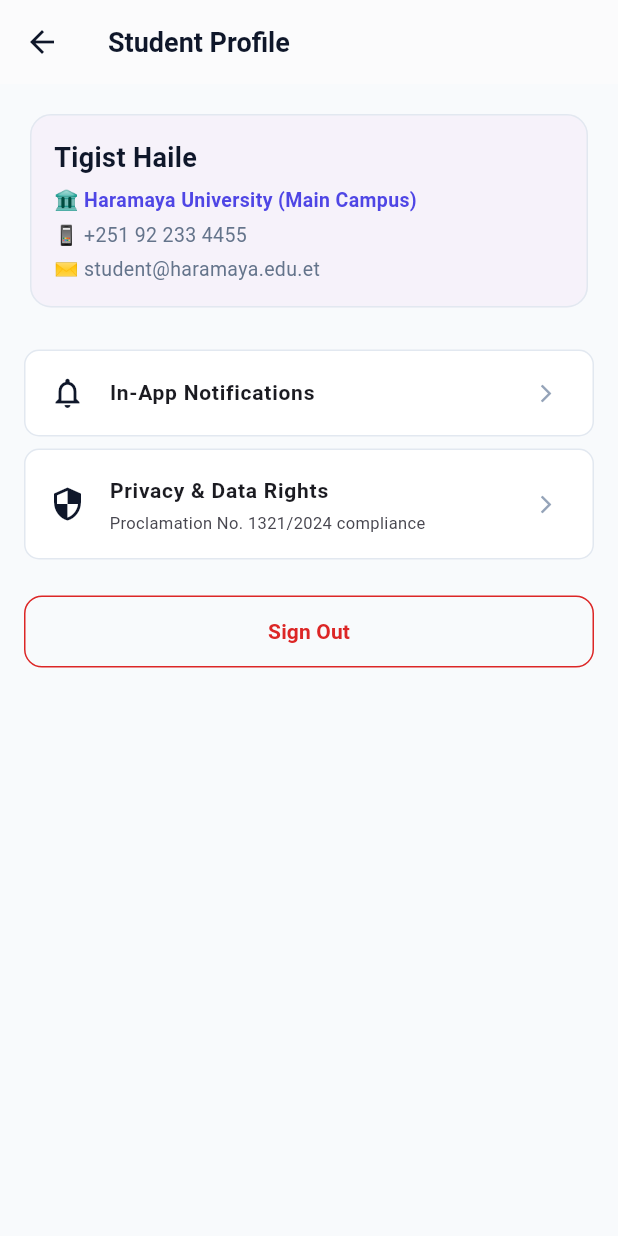
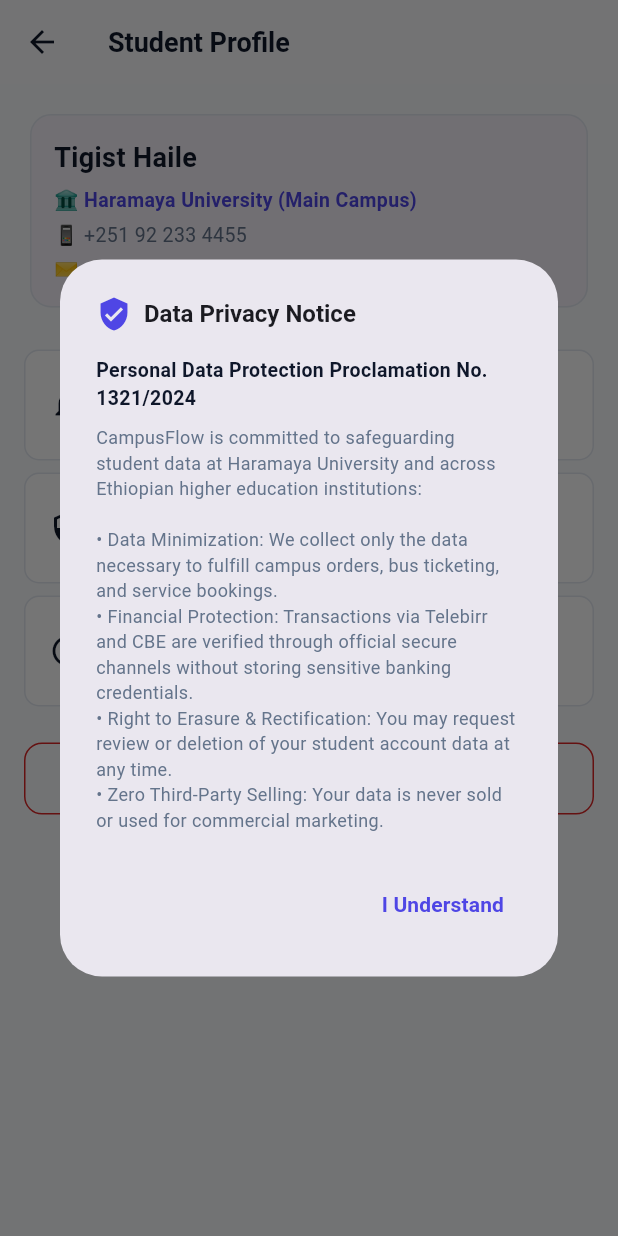
Before and after one commit to athronos21/campusflow, a Flutter app: the ProfileScreen screen opened directly, after a tap on "Privacy & Data Rights", on a phone screen of 412 x 824 dp. Run offline on Flutter 3.47's test engine with Material 3 defaults, Android fonts, the phone set to English and light mode, and no system bars; our stand-ins replace dio, shared_preferences; accounts and stored records are empty; network calls fail.

Commit message:
feat(mobile): add Proclamation No. 1321/2024 privacy dialogue and about screen to student profile

```diff
--- a/apps/mobile/lib/screens/profile/profile_screen.dart
+++ b/apps/mobile/lib/screens/profile/profile_screen.dart
@@ -5,6 +5,69 @@ import '../auth/login_screen.dart';
 
 class ProfileScreen extends StatelessWidget {
   const ProfileScreen({super.key});
+
+  void _showPrivacyDialog(BuildContext context) {
+    showDialog(
+      context: context,
+      builder: (ctx) => AlertDialog(
+        title: const Row(
+          children: [
+            Icon(Icons.verified_user, color: AppColors.primary),
+            SizedBox(width: 8),
+            Expanded(child: Text('Data Privacy Notice', style: TextStyle(fontSize: 16, fontWeight: FontWeight.bold))),
+          ],
+        ),
+        content: const SingleChildScrollView(
+          child: Column(
+            crossAxisAlignment: CrossAxisAlignment.start,
+            mainAxisSize: MainAxisSize.min,
+            children: [
+              Text(
+                'Personal Data Protection Proclamation No. 1321/2024',
+                style: TextStyle(fontWeight: FontWeight.bold, fontSize: 13, color: AppColors.textPrimary),
+              ),
+              SizedBox(height: 8),
+              Text(
+                'CampusFlow is committed to safeguarding student data at Haramaya University and across Ethiopian higher education institutions:\n\n'
+                '• Data Minimization: We collect only the data necessary to fulfill campus orders, bus ticketing, and service bookings.\n'
+                '• Financial Protection: Transactions via Telebirr and CBE are verified through official secure channels without storing sensitive banking credentials.\n'
+                '• Right to Erasure & Rectification: You may request review or deletion of your student account data at any time.\n'
+                '• Zero Third-Party Selling: Your data is never sold or used for commercial marketing.',
+                style: TextStyle(fontSize: 12, height: 1.4, color: AppColors.textSecondary),
+              ),
+            ],
+          ),
+        ),
+        actions: [
+          TextButton(
+            onPressed: () => Navigator.pop(ctx),
+            child: const Text('I Understand', style: TextStyle(fontWeight: FontWeight.bold)),
+          ),
+        ],
+      ),
+    );
+  }
+
+  void _showAboutDialog(BuildContext context) {
+    showAboutDialog(
+      context: context,
+      applicationName: 'CampusFlow',
+      applicationVersion: 'v1.0.0 (Haramaya Pilot MVP)',
+      applicationIcon: const Icon(Icons.school, size: 36, color: AppColors.primary),
+      children: const [
+        SizedBox(height: 12),
+        Text(
+          'Unified Campus Super-App & Digital Services Platform for Haramaya University & Ethiopian Higher Education Institutions.',
+          style: TextStyle(fontSize: 13, height: 1.4),
+        ),
+        SizedBox(height: 8),
+        Text(
+          'Pilot Campus: Haramaya University (Main Campus, Bate)\nCompliant with Proclamation No. 1321/2024.',
+          style: TextStyle(fontSize: 12, color: AppColors.textSecondary),
+        ),
+      ],
+    );
+  }
 
   @override
   Widget build(BuildContext context) {
@@ -49,9 +112,14 @@ class ProfileScreen extends StatelessWidget {
             tileColor: Colors.white,
             shape: RoundedRectangleBorder(borderRadius: BorderRadius.circular(10), side: const BorderSide(color: AppColors.border)),
             leading: const Icon(Icons.notifications_outlined, color: AppColors.textPrimary),
-            title: const Text('In-App Notifications', style: TextStyle(fontWeight: FontWeight.w600, fontSize: 14)),
-            trailing: const Icon(Icons.arrow_forward_ios, size: 14, color: AppColors.textMuted),
-            onTap: () {},
+            title: const Text('Order & Shuttle Alerts', style: TextStyle(fontWeight: FontWeight.w600, fontSize: 14)),
+            subtitle: const Text('Push notifications & SMS alerts enabled', style: TextStyle(fontSize: 11)),
+            trailing: const Icon(Icons.check_circle, size: 16, color: AppColors.success),
+            onTap: () {
+              ScaffoldMessenger.of(context).showSnackBar(
+                const SnackBar(content: Text('Notifications are currently enabled for your device.')),
+              );
+            },
           ),
           const SizedBox(height: 8),
 
@@ -62,7 +130,18 @@ class ProfileScreen extends StatelessWidget {
             title: const Text('Privacy & Data Rights', style: TextStyle(fontWeight: FontWeight.w600, fontSize: 14)),
             subtitle: const Text('Proclamation No. 1321/2024 compliance', style: TextStyle(fontSize: 11)),
             trailing: const Icon(Icons.arrow_forward_ios, size: 14, color: AppColors.textMuted),
-            onTap: () {},
+            onTap: () => _showPrivacyDialog(context),
+          ),
+          const SizedBox(height: 8),
+
+          ListTile(
+            tileColor: Colors.white,
+            shape: RoundedRectangleBorder(borderRadius: BorderRadius.circular(10), side: const BorderSide(color: AppColors.border)),
+            leading: const Icon(Icons.info_outline, color: AppColors.textPrimary),
+            title: const Text('About CampusFlow', style: TextStyle(fontWeight: FontWeight.w600, fontSize: 14)),
+            subtitle: const Text('v1.0.0 · Haramaya Pilot Edition', style: TextStyle(fontSize: 11)),
+            trailing: const Icon(Icons.arrow_forward_ios, size: 14, color: AppColors.textMuted),
+            onTap: () => _showAboutDialog(context),
           ),
           const SizedBox(height: 24),
 
```
